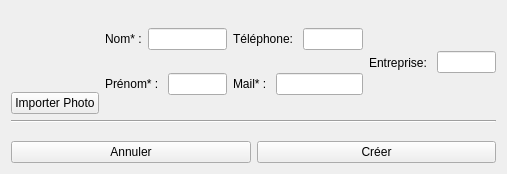
Qt form interfaces/creationContact.ui (Gibus21250/CDAA) before a commit.
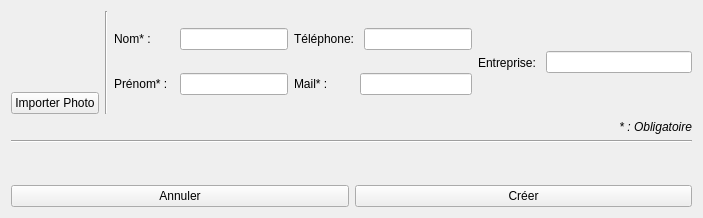
The same form after that commit.

Commit message: Finalisation ajout contact

```diff
--- a/interfaces/creationContact.ui
+++ b/interfaces/creationContact.ui
@@ -6,8 +6,8 @@
    <rect>
     <x>0</x>
     <y>0</y>
-    <width>507</width>
-    <height>174</height>
+    <width>703</width>
+    <height>218</height>
    </rect>
   </property>
   <property name="windowTitle">
@@ -55,12 +55,25 @@
        </item>
       </layout>
      </item>
+     <item>
+      <widget class="Line" name="line_2">
+       <property name="orientation">
+        <enum>Qt::Vertical</enum>
+       </property>
+      </widget>
+     </item>
      <item>
       <layout class="QVBoxLayout" name="layout_nom_prenom">
        <item>
         <layout class="QHBoxLayout" name="layout_nom">
          <item>
           <widget class="QLabel" name="l_nom_2">
+           <property name="minimumSize">
+            <size>
+             <width>60</width>
+             <height>0</height>
+            </size>
+           </property>
            <property name="text">
             <string>Nom* :</string>
            </property>
@@ -75,6 +88,12 @@
         <layout class="QHBoxLayout" name="layout_prenom">
          <item>
           <widget class="QLabel" name="l_prenom">
+           <property name="minimumSize">
+            <size>
+             <width>60</width>
+             <height>0</height>
+            </size>
+           </property>
            <property name="text">
             <string>Prénom* : </string>
            </property>
@@ -93,6 +112,12 @@
         <layout class="QHBoxLayout" name="layout_tel">
          <item>
           <widget class="QLabel" name="l_tel">
+           <property name="minimumSize">
+            <size>
+             <width>60</width>
+             <height>0</height>
+            </size>
+           </property>
            <property name="text">
             <string>Téléphone: </string>
            </property>
@@ -107,6 +132,12 @@
         <layout class="QHBoxLayout" name="layout_mail">
          <item>
           <widget class="QLabel" name="l_mail">
+           <property name="minimumSize">
+            <size>
+             <width>60</width>
+             <height>0</height>
+            </size>
+           </property>
            <property name="text">
             <string>Mail* : </string>
            </property>
@@ -121,6 +152,12 @@
      </item>
      <item>
       <widget class="QLabel" name="l_entreprise">
+       <property name="minimumSize">
+        <size>
+         <width>60</width>
+         <height>0</height>
+        </size>
+       </property>
        <property name="text">
         <string>Entreprise: </string>
        </property>
@@ -131,6 +168,21 @@
      </item>
     </layout>
    </item>
+   <item>
+    <widget class="QLabel" name="l_obligation">
+     <property name="font">
+      <font>
+       <italic>true</italic>
+      </font>
+     </property>
+     <property name="text">
+      <string>* : Obligatoire</string>
+     </property>
+     <property name="alignment">
+      <set>Qt::AlignRight|Qt::AlignTrailing|Qt::AlignVCenter</set>
+     </property>
+    </widget>
+   </item>
    <item>
     <widget class="Line" name="line">
      <property name="orientation">
@@ -138,6 +190,13 @@
      </property>
     </widget>
    </item>
+   <item>
+    <widget class="QLabel" name="l_infoText">
+     <property name="text">
+      <string/>
+     </property>
+    </widget>
+   </item>
    <item>
     <spacer name="verticalSpacer">
      <property name="orientation">
```
The commit also changes 9 other files.
